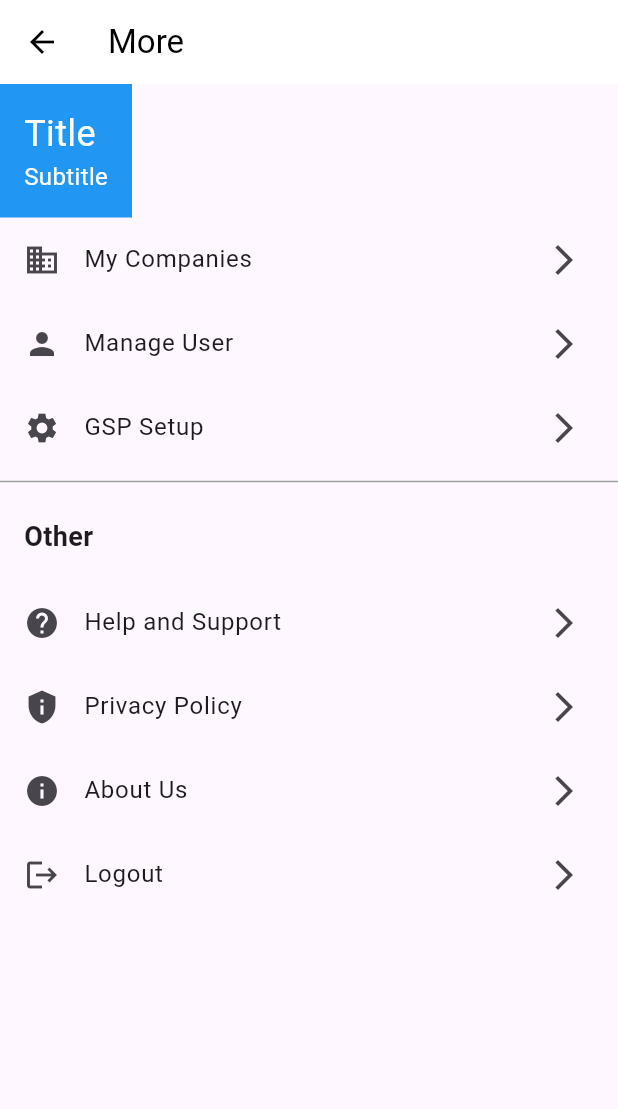
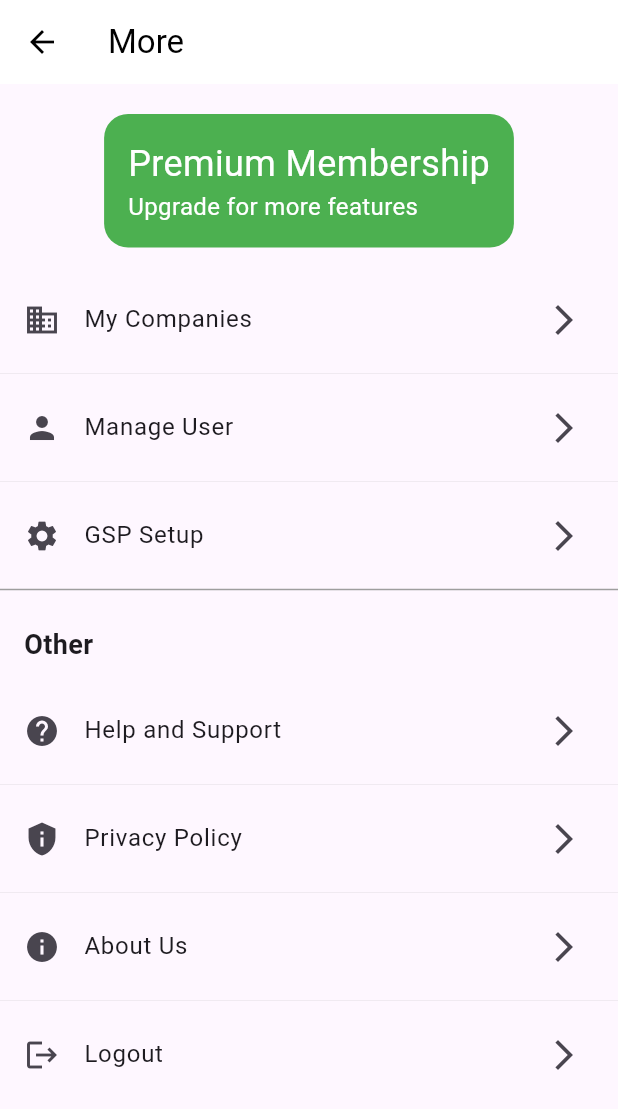
Before and after one commit to Luxmi1717/itax-app, a Flutter app: the MoreScreen screen opened directly, on a phone screen of 412 x 824 dp. Shown: the top 1109 px of the screen. Run offline on Flutter 3.47's test engine with Material 3 defaults, Android fonts, the phone set to English and light mode, and no system bars; our stand-ins replace file_picker, flutter_secure_storage, go_router, hive, jwt_decoder, open_file and 5 more; accounts and stored records are empty.

Commit message:
feat: implemented 'more' screens

```diff
--- a/lib/presentation/screens/bottom-navigation/dashboard-navigation.dart
+++ b/lib/presentation/screens/bottom-navigation/dashboard-navigation.dart
@@ -3,6 +3,7 @@ import 'package:itax/presentation/screens/more-screens/more-screen.dart';
 import 'package:itax/presentation/screens/auth/sign_in_screen.dart';
 import 'package:itax/presentation/screens/auth/signup_screen.dart';
 import 'package:itax/presentation/screens/dashboard/dashboard_screen.dart';
+import 'package:itax/presentation/screens/more-screens/my-companies-page.dart';
 import 'package:itax/presentation/screens/profile/profile-screen.dart';
 import 'package:sizer/sizer.dart';
 
@@ -15,7 +16,7 @@ class _BottomNavBarExampleState extends State<BottomNavBarExample> {
   int _currentIndex = 0;
 
   final List<Widget> _screens = [
-    SignInScreen(),
+    MyCompaniesPage(),
     SignUpScreen(),
     DashboardScreen(),
     MoreScreen(),
--- a/lib/presentation/screens/more-screens/more-screen.dart
+++ b/lib/presentation/screens/more-screens/more-screen.dart
@@ -16,31 +16,46 @@ class MoreScreen extends StatelessWidget {
         child: Column(
           crossAxisAlignment: CrossAxisAlignment.start,
           children: [
-            Container(
-              color: Colors.blue,
+            SizedBox(height: 20,),
+            Center(
+              child: Container(
+
+                decoration: BoxDecoration(
+                  borderRadius: BorderRadius.circular(16),
+                  color: Color.fromRGBO(76, 176, 80, 1),
+                ),
                 padding: EdgeInsets.all(16.0),
                 child: Column(
                   crossAxisAlignment: CrossAxisAlignment.start,
                   children: [
-                  Text('Title',
+                    Text('Premium Membership',
                         style: TextStyle(color: Colors.white, fontSize: 24)),
-                  Text('Subtitle',
+                    Text('Upgrade for more features',
                         style: TextStyle(color: Colors.white, fontSize: 16)),
                   ],
                 ),
               ),
+            ),
+            SizedBox(height: 20,),
             ListTile(
               leading: Icon(Icons.business),
               title: Text('My Companies'),
               trailing: Icon(Icons.arrow_forward_ios),
               onTap: () {},
             ),
+                        Divider(color: Colors.grey,  thickness: 0.1,),
+
             ListTile(
               leading: Icon(Icons.person),
               title: Text('Manage User'),
               trailing: Icon(Icons.arrow_forward_ios),
               onTap: () {},
             ),
+                                    Divider(
+              color: Colors.grey,
+              thickness: 0.1,
+            ),
+
             ListTile(
               leading: Icon(Icons.settings),
               title: Text('GSP Setup'),
@@ -59,18 +74,33 @@ class MoreScreen extends StatelessWidget {
               trailing: Icon(Icons.arrow_forward_ios),
               onTap: () {},
             ),
+                                    Divider(
+              color: Colors.grey,
+              thickness: 0.1,
+            ),
+
             ListTile(
               leading: Icon(Icons.privacy_tip),
               title: Text('Privacy Policy'),
               trailing: Icon(Icons.arrow_forward_ios),
               onTap: () {},
             ),
+                                    Divider(
+              color: Colors.grey,
+              thickness: 0.1,
+            ),
+
             ListTile(
               leading: Icon(Icons.info),
               title: Text('About Us'),
               trailing: Icon(Icons.arrow_forward_ios),
               onTap: () {},
             ),
+                                    Divider(
+              color: Colors.grey,
+              thickness: 0.1,
+            ),
+
             ListTile(
               leading: Icon(Icons.logout),
               title: Text('Logout'),
```
Also changed, not shown: lib/presentation/screens/more-screens/company-details-page.dart (added, +109 -0 lines), lib/presentation/screens/more-screens/my-companies-page.dart (added, +76 -0 lines). Lines whose indentation alone changed are shown as unchanged.
